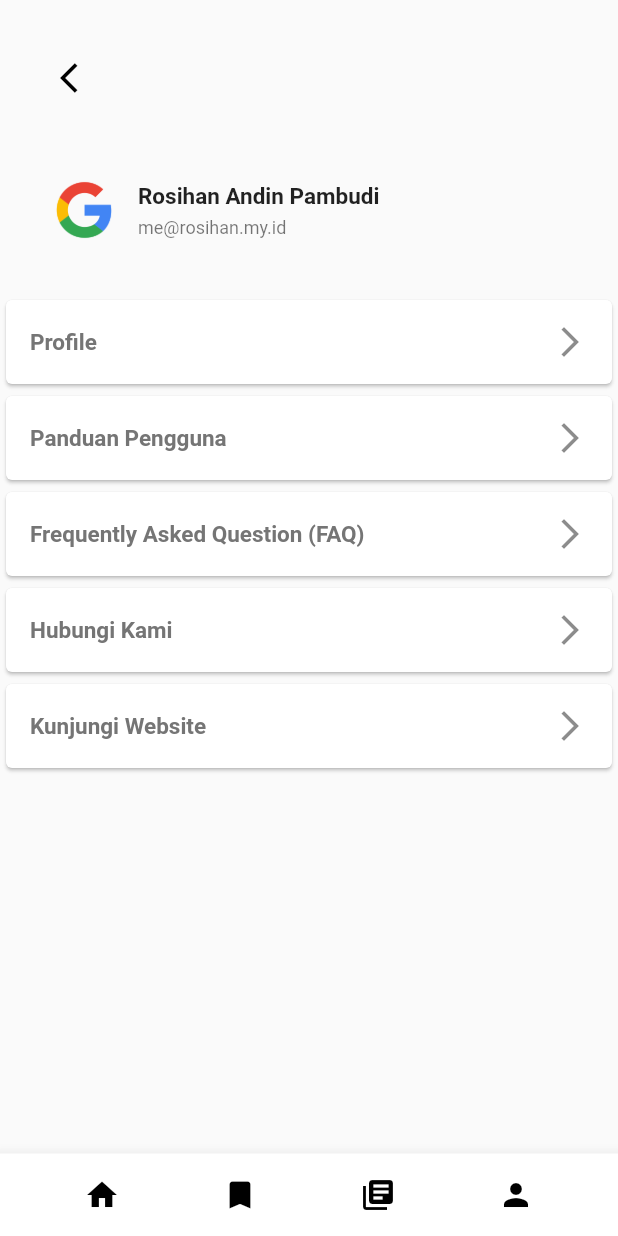
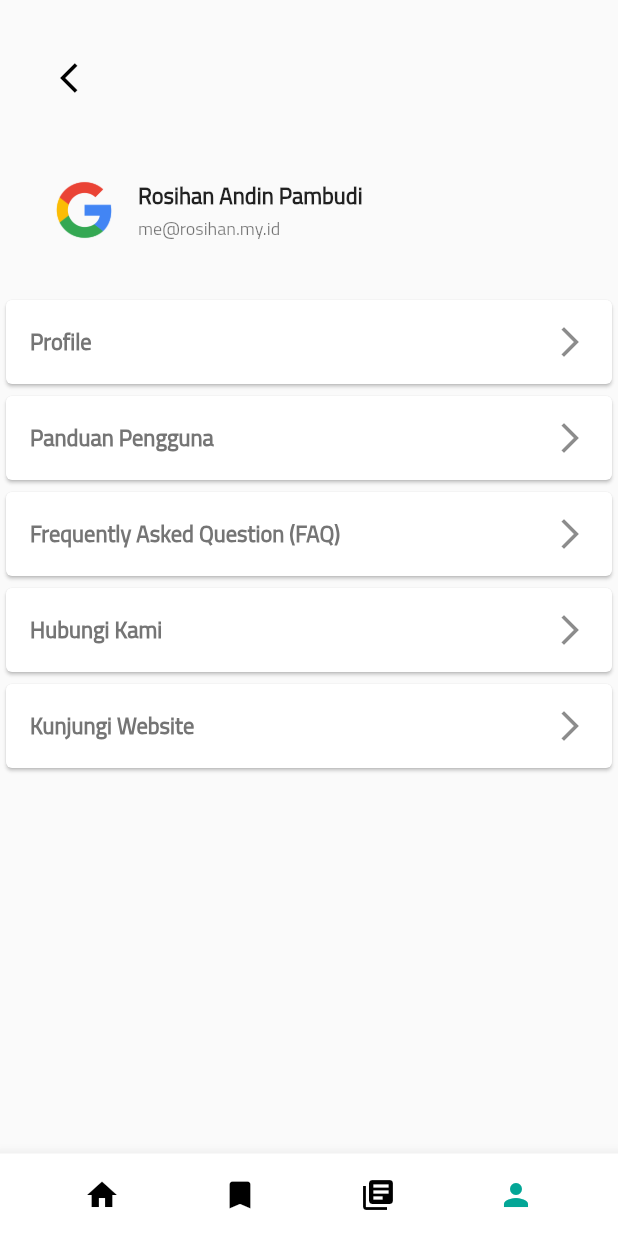
Before and after one commit to renalazy/jdih_app, a Flutter app: the AccountPage screen opened directly, on a phone screen of 412 x 824 dp. Run offline on Flutter 3.47's test engine with Material 2 defaults, Android fonts, the phone set to English and light mode, and no system bars.

Commit message:
fonts changed

```diff
--- a/lib/account.dart
+++ b/lib/account.dart
@@ -50,7 +50,7 @@ class _AccountPageState extends State<AccountPage> {
             ),
             IconButton(
               icon: Icon(Icons.person),
-              color: Colors.black,
+              color: Color(0xFF03A696),
               onPressed: () {},
             ),
           ],
@@ -78,11 +78,14 @@ class _AccountPageState extends State<AccountPage> {
               ),
               title: Text(
                 'Rosihan Andin Pambudi',
-                style: TextStyle(fontSize: 15.0, fontWeight: FontWeight.bold),
+                style: TextStyle(
+                    fontSize: 15.0,
+                    fontFamily: 'TitilliumWeb',
+                    fontWeight: FontWeight.bold),
               ),
               subtitle: Text(
                 'me@rosihan.my.id',
-                style: TextStyle(fontSize: 12.0),
+                style: TextStyle(fontSize: 12.0, fontFamily: 'TitilliumWeb'),
               ),
             ),
           ),
@@ -95,6 +98,7 @@ class _AccountPageState extends State<AccountPage> {
                   style: TextStyle(
                       fontSize: 15.0,
                       fontWeight: FontWeight.bold,
+                      fontFamily: 'TitilliumWeb',
                       color: Colors.grey.shade600),
                 ),
                 trailing: Icon(Icons.arrow_forward_ios),
@@ -109,6 +113,7 @@ class _AccountPageState extends State<AccountPage> {
                   style: TextStyle(
                       fontSize: 15.0,
                       fontWeight: FontWeight.bold,
+                      fontFamily: 'TitilliumWeb',
                       color: Colors.grey.shade600),
                 ),
                 trailing: Icon(Icons.arrow_forward_ios),
@@ -123,6 +128,7 @@ class _AccountPageState extends State<AccountPage> {
                   style: TextStyle(
                       fontSize: 15.0,
                       fontWeight: FontWeight.bold,
+                      fontFamily: 'TitilliumWeb',
                       color: Colors.grey.shade600),
                 ),
                 trailing: Icon(Icons.arrow_forward_ios),
@@ -137,6 +143,7 @@ class _AccountPageState extends State<AccountPage> {
                   style: TextStyle(
                       fontSize: 15.0,
                       fontWeight: FontWeight.bold,
+                      fontFamily: 'TitilliumWeb',
                       color: Colors.grey.shade600),
                 ),
                 trailing: Icon(Icons.arrow_forward_ios),
@@ -151,6 +158,7 @@ class _AccountPageState extends State<AccountPage> {
                   style: TextStyle(
                       fontSize: 15.0,
                       fontWeight: FontWeight.bold,
+                      fontFamily: 'TitilliumWeb',
                       color: Colors.grey.shade600),
                 ),
                 trailing: Icon(Icons.arrow_forward_ios),
```
